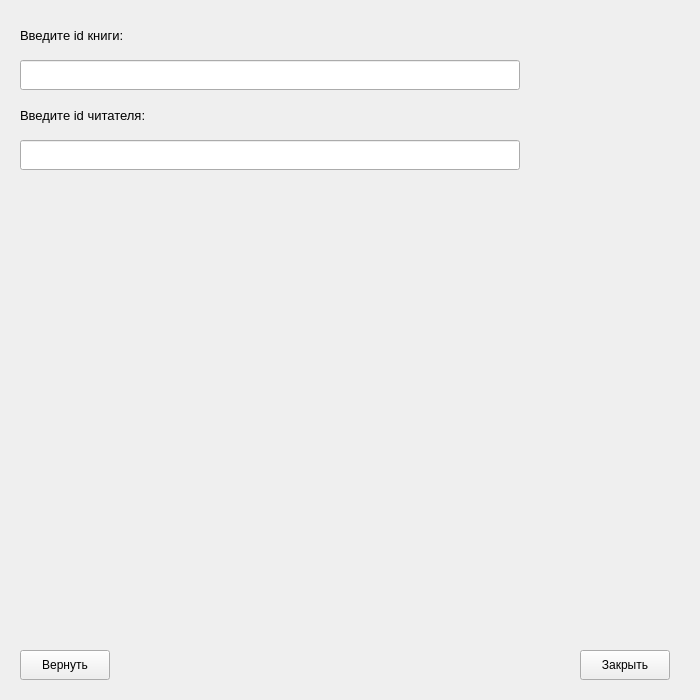
The window that ReturnBook.ui (andrejmaznin/library) describes before a commit, drawn with Qt 5.
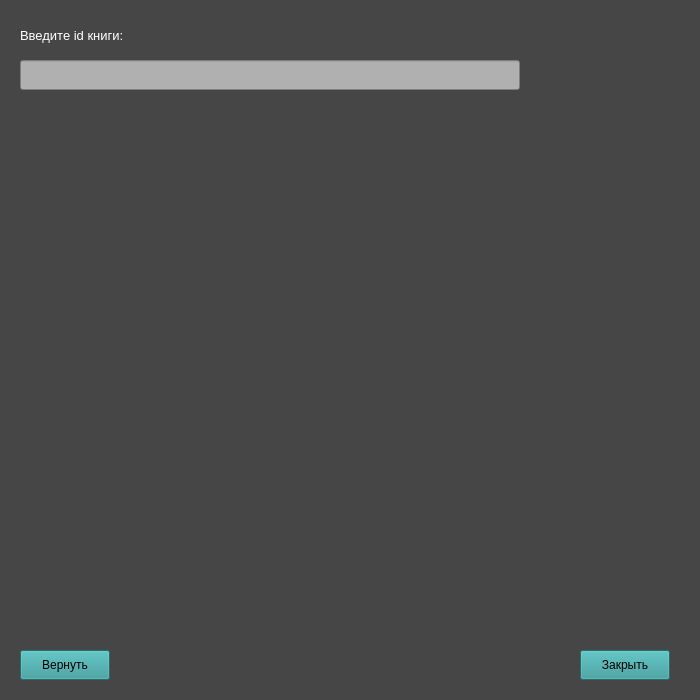
The same window after the commit.

Commit message:
возвращение книг
1 покрасила экранчик
2 убрала айди читателя

```diff
--- a/ReturnBook.ui
+++ b/ReturnBook.ui
@@ -13,6 +13,9 @@
   <property name="windowTitle">
    <string>Библиотека: сдача книги</string>
   </property>
+  <property name="styleSheet">
+   <string notr="true">background-color: rgb(70, 70, 70)</string>
+  </property>
   <widget class="QLabel" name="lb_book_id">
    <property name="geometry">
     <rect>
@@ -27,6 +30,9 @@
      <pointsize>10</pointsize>
     </font>
    </property>
+   <property name="styleSheet">
+    <string notr="true">color: rgb(255, 255, 255);</string>
+   </property>
    <property name="text">
     <string>Введите id книги:</string>
    </property>
@@ -40,33 +46,8 @@
      <height>30</height>
     </rect>
    </property>
-  </widget>
-  <widget class="QLabel" name="lb_client_id">
-   <property name="geometry">
-    <rect>
-     <x>20</x>
-     <y>100</y>
-     <width>500</width>
-     <height>30</height>
-    </rect>
-   </property>
-   <property name="font">
-    <font>
-     <pointsize>10</pointsize>
-    </font>
-   </property>
-   <property name="text">
-    <string>Введите id читателя:</string>
-   </property>
-  </widget>
-  <widget class="QLineEdit" name="le_client_id">
-   <property name="geometry">
-    <rect>
-     <x>20</x>
-     <y>140</y>
-     <width>500</width>
-     <height>30</height>
-    </rect>
+   <property name="styleSheet">
+    <string notr="true">background-color: rgb(176, 176, 176);</string>
    </property>
   </widget>
   <widget class="QLabel" name="lb_wrong_book_id">
@@ -78,18 +59,8 @@
      <height>20</height>
     </rect>
    </property>
-   <property name="text">
-    <string/>
-   </property>
-  </widget>
-  <widget class="QLabel" name="lb_wrong_client_id">
-   <property name="geometry">
-    <rect>
-     <x>530</x>
-     <y>150</y>
-     <width>150</width>
-     <height>20</height>
-    </rect>
+   <property name="styleSheet">
+    <string notr="true">color: rgb(255, 0, 0);</string>
    </property>
    <property name="text">
     <string/>
@@ -99,7 +70,7 @@
    <property name="geometry">
     <rect>
      <x>20</x>
-     <y>410</y>
+     <y>110</y>
      <width>600</width>
      <height>30</height>
     </rect>
@@ -109,6 +80,9 @@
      <pointsize>11</pointsize>
     </font>
    </property>
+   <property name="styleSheet">
+    <string notr="true">color: rgb(170, 255, 127);</string>
+   </property>
    <property name="text">
     <string/>
    </property>
@@ -122,6 +96,9 @@
      <height>30</height>
     </rect>
    </property>
+   <property name="styleSheet">
+    <string notr="true">background-color: rgb(51, 153, 153)</string>
+   </property>
    <property name="text">
     <string>Вернуть</string>
    </property>
@@ -135,6 +112,9 @@
      <height>30</height>
     </rect>
    </property>
+   <property name="styleSheet">
+    <string notr="true">background-color: rgb(51, 153, 153)</string>
+   </property>
    <property name="text">
     <string>Закрыть</string>
    </property>
```
The commit also changes 1 other file.
